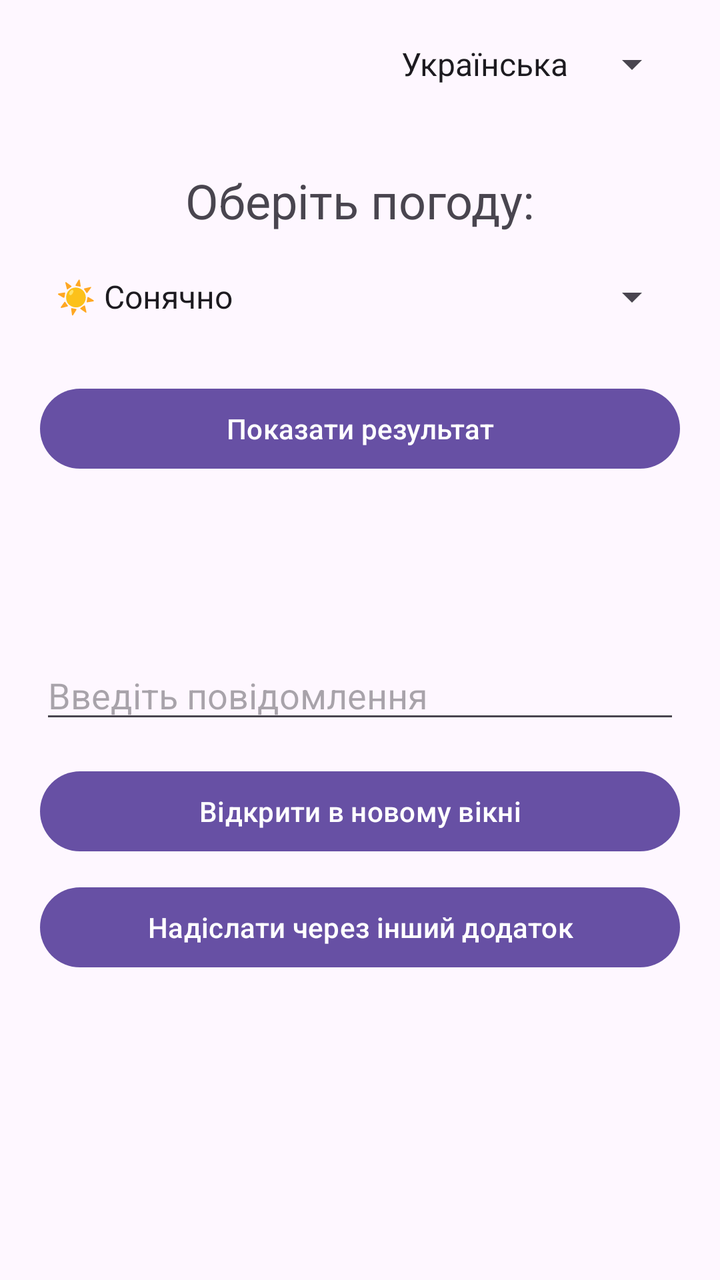
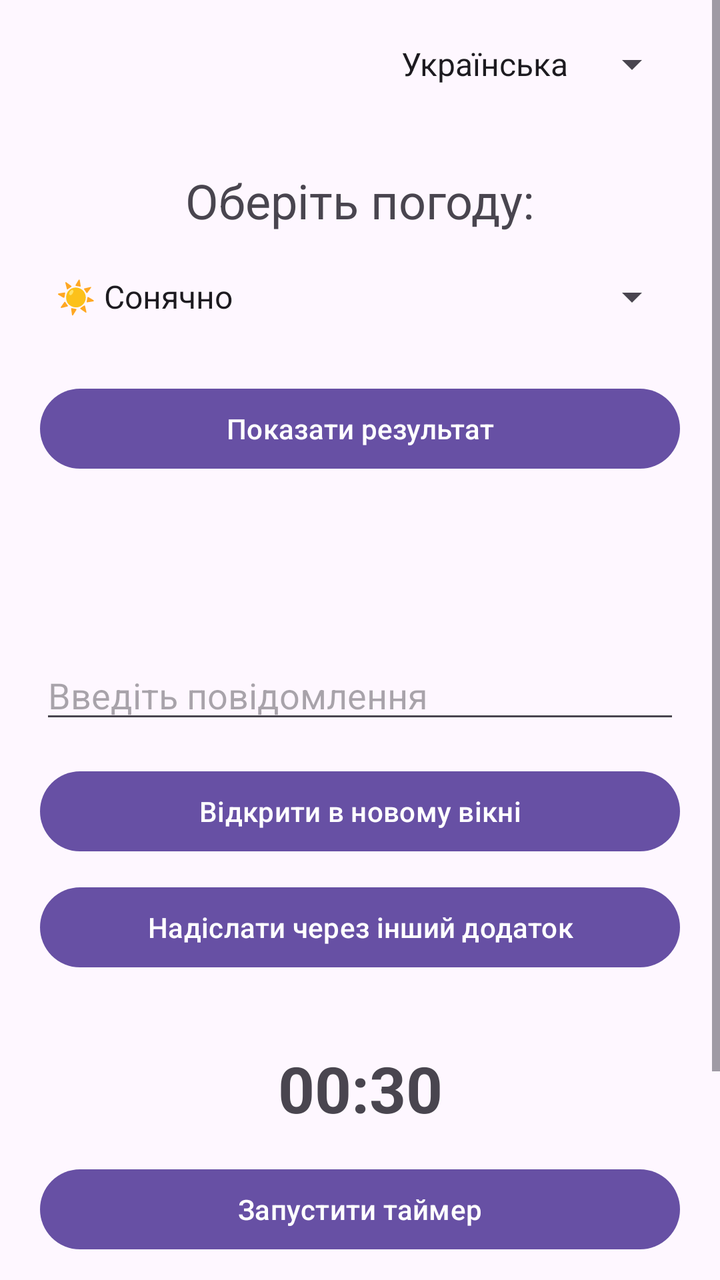

The first picture is an Android layout as it rendered before a commit; the second is the same layout after the commit. The layout source and the unified diff follow.
<!-- AndroidManifest.xml: application theme Theme.Lab2 -->
<!-- res/layout/activity_main.xml -->
<?xml version="1.0" encoding="utf-8"?>
<LinearLayout xmlns:android="http://schemas.android.com/apk/res/android"
    android:id="@+id/mainLayout"
    android:layout_width="match_parent"
    android:layout_height="match_parent"
    android:orientation="vertical"
    android:padding="20dp">

    
    <Spinner
        android:id="@+id/languageSpinner"
        android:layout_width="wrap_content"
        android:layout_height="wrap_content"
        android:layout_gravity="end"
        android:entries="@array/language_options" />

    <TextView
        android:layout_width="wrap_content"
        android:layout_height="wrap_content"
        android:layout_gravity="center_horizontal"
        android:layout_marginTop="40dp"
        android:layout_marginBottom="20dp"
        android:text="@string/choose_weather"
        android:textSize="24sp" />

    <Spinner
        android:id="@+id/weatherSpinner"
        android:layout_width="match_parent"
        android:layout_height="wrap_content"
        android:entries="@array/weather_options" />

    <Button
        android:id="@+id/button1"
        android:layout_width="match_parent"
        android:layout_height="wrap_content"
        android:layout_marginTop="30dp"
        android:text="@string/show_result" />

    <TextView
        android:id="@+id/resultText"
        android:layout_width="match_parent"
        android:layout_height="wrap_content"
        android:layout_marginTop="30dp"
        android:gravity="center"
        android:text=""
        android:textSize="20sp" />

    <EditText
        android:id="@+id/messageEditText"
        android:layout_width="match_parent"
        android:layout_height="wrap_content"
        android:layout_marginTop="30dp"
        android:hint="Введіть повідомлення"
        android:inputType="text" />

    <Button
        android:id="@+id/openMessageButton"
        android:layout_width="match_parent"
        android:layout_height="wrap_content"
        android:layout_marginTop="15dp"
        android:text="Відкрити в новому вікні" />

    <Button
        android:id="@+id/shareMessageButton"
        android:layout_width="match_parent"
        android:layout_height="wrap_content"
        android:layout_marginTop="10dp"
        android:text="Надіслати через інший додаток" />
</LinearLayout>
<!-- resources referenced by this layout -->
<resources>
  <string-array name="language_options">
          <item>Українська</item>
          <item>English</item>
      </string-array>
  <string-array name="weather_options">
          <item>☀️ Сонячно</item>
          <item>🌧 Дощ</item>
          <item>❄️ Сніг</item>
          <item>⛈ Гроза</item>
          <item>🌫 Туман</item>
      </string-array>
  <string name="choose_weather">Оберіть погоду:</string>
  <string name="show_result">Показати результат</string>
  <style name="Theme.Lab2" parent="Base.Theme.Lab2" />
  <style name="Base.Theme.Lab2" parent="Theme.Material3.DayNight.NoActionBar">
          
          
      </style>
</resources>

<!-- the commit's change to res/layout/activity_main.xml (unified diff, before → after) -->
@@ -1,69 +1,108 @@
 <?xml version="1.0" encoding="utf-8"?>
-<LinearLayout xmlns:android="http://schemas.android.com/apk/res/android"
-    android:id="@+id/mainLayout"
+<ScrollView xmlns:android="http://schemas.android.com/apk/res/android"
     android:layout_width="match_parent"
-    android:layout_height="match_parent"
-    android:orientation="vertical"
-    android:padding="20dp">
+    android:layout_height="match_parent">
 
-    
-    <Spinner
-        android:id="@+id/languageSpinner"
-        android:layout_width="wrap_content"
-        android:layout_height="wrap_content"
-        android:layout_gravity="end"
-        android:entries="@array/language_options" />
-
-    <TextView
-        android:layout_width="wrap_content"
-        android:layout_height="wrap_content"
-        android:layout_gravity="center_horizontal"
-        android:layout_marginTop="40dp"
-        android:layout_marginBottom="20dp"
-        android:text="@string/choose_weather"
-        android:textSize="24sp" />
-
-    <Spinner
-        android:id="@+id/weatherSpinner"
+    <LinearLayout
+        android:id="@+id/mainLayout"
         android:layout_width="match_parent"
         android:layout_height="wrap_content"
-        android:entries="@array/weather_options" />
+        android:orientation="vertical"
+        android:padding="20dp">
 
-    <Button
-        android:id="@+id/button1"
-        android:layout_width="match_parent"
-        android:layout_height="wrap_content"
-        android:layout_marginTop="30dp"
-        android:text="@string/show_result" />
+        
+        <Spinner
+            android:id="@+id/languageSpinner"
+            android:layout_width="wrap_content"
+            android:layout_height="wrap_content"
+            android:layout_gravity="end"
+            android:entries="@array/language_options" />
 
-    <TextView
-        android:id="@+id/resultText"
-        android:layout_width="match_parent"
-        android:layout_height="wrap_content"
-        android:layout_marginTop="30dp"
-        android:gravity="center"
-        android:text=""
-        android:textSize="20sp" />
+        <TextView
+            android:layout_width="wrap_content"
+            android:layout_height="wrap_content"
+            android:layout_gravity="center_horizontal"
+            android:layout_marginTop="40dp"
+            android:layout_marginBottom="20dp"
+            android:text="@string/choose_weather"
+            android:textSize="24sp" />
 
-    <EditText
-        android:id="@+id/messageEditText"
-        android:layout_width="match_parent"
-        android:layout_height="wrap_content"
-        android:layout_marginTop="30dp"
-        android:hint="Введіть повідомлення"
-        android:inputType="text" />
+        <Spinner
+            android:id="@+id/weatherSpinner"
+            android:layout_width="match_parent"
+            android:layout_height="wrap_content"
+            android:entries="@array/weather_options" />
 
-    <Button
-        android:id="@+id/openMessageButton"
-        android:layout_width="match_parent"
-        android:layout_height="wrap_content"
-        android:layout_marginTop="15dp"
-        android:text="Відкрити в новому вікні" />
+        <Button
+            android:id="@+id/button1"
+            android:layout_width="match_parent"
+            android:layout_height="wrap_content"
+            android:layout_marginTop="30dp"
+            android:text="@string/show_result" />
 
-    <Button
-        android:id="@+id/shareMessageButton"
-        android:layout_width="match_parent"
-        android:layout_height="wrap_content"
-        android:layout_marginTop="10dp"
-        android:text="Надіслати через інший додаток" />
-</LinearLayout>
+        <TextView
+            android:id="@+id/resultText"
+            android:layout_width="match_parent"
+            android:layout_height="wrap_content"
+            android:layout_marginTop="30dp"
+            android:gravity="center"
+            android:text=""
+            android:textSize="20sp" />
+
+        <EditText
+            android:id="@+id/messageEditText"
+            android:layout_width="match_parent"
+            android:layout_height="wrap_content"
+            android:layout_marginTop="30dp"
+            android:hint="Введіть повідомлення"
+            android:inputType="text" />
+
+        <Button
+            android:id="@+id/openMessageButton"
+            android:layout_width="match_parent"
+            android:layout_height="wrap_content"
+            android:layout_marginTop="15dp"
+            android:text="Відкрити в новому вікні" />
+
+        <Button
+            android:id="@+id/shareMessageButton"
+            android:layout_width="match_parent"
+            android:layout_height="wrap_content"
+            android:layout_marginTop="10dp"
+            android:text="Надіслати через інший додаток" />
+
+        
+        <TextView
+            android:id="@+id/timerTextView"
+            android:layout_width="match_parent"
+            android:layout_height="wrap_content"
+            android:layout_marginTop="35dp"
+            android:gravity="center"
+            android:text="00:30"
+            android:textSize="32sp"
+            android:textStyle="bold" />
+
+        <Button
+            android:id="@+id/startTimerButton"
+            android:layout_width="match_parent"
+            android:layout_height="wrap_content"
+            android:layout_marginTop="15dp"
+            android:text="Запустити таймер" />
+
+        <Button
+            android:id="@+id/stopTimerButton"
+            android:layout_width="match_parent"
+            android:layout_height="wrap_content"
+            android:layout_marginTop="10dp"
+            android:text="Зупинити таймер" />
+
+        <Button
+            android:id="@+id/resetTimerButton"
+            android:layout_width="match_parent"
+            android:layout_height="wrap_content"
+            android:layout_marginTop="10dp"
+            android:text="Скинути таймер" />
+
+    </LinearLayout>
+
+</ScrollView>
